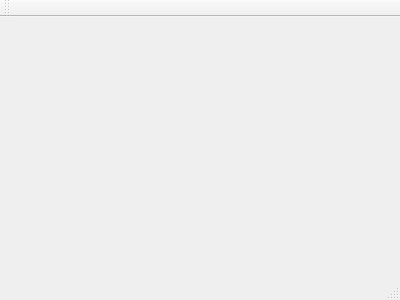
Above: mainwindow.ui from Johny-kann/CSMA-CD-Protocol-using-Qt-C-- before the change. Below: the same form after it.
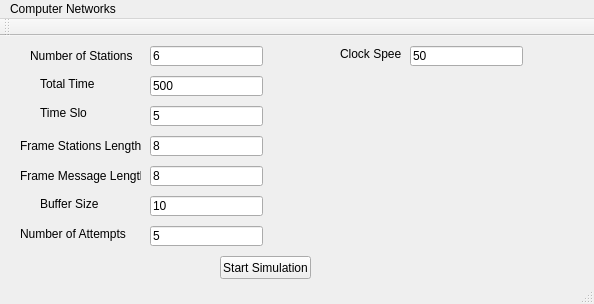
That is the form after the change.

```diff
--- a/mainwindow.ui
+++ b/mainwindow.ui
@@ -6,22 +6,233 @@
    <rect>
     <x>0</x>
     <y>0</y>
-    <width>400</width>
-    <height>300</height>
+    <width>594</width>
+    <height>304</height>
    </rect>
   </property>
   <property name="windowTitle">
    <string>MainWindow</string>
   </property>
   <widget class="QWidget" name="centralWidget">
-   <widget class="QWidget" name="widget" native="true">
+   <widget class="QPushButton" name="pushButton">
     <property name="geometry">
      <rect>
-      <x>130</x>
-      <y>20</y>
-      <width>241</width>
-      <height>181</height>
+      <x>220</x>
+      <y>220</y>
+      <width>91</width>
+      <height>23</height>
      </rect>
+    </property>
+    <property name="text">
+     <string>Start Simulation</string>
+    </property>
+   </widget>
+   <widget class="QLabel" name="label">
+    <property name="geometry">
+     <rect>
+      <x>40</x>
+      <y>40</y>
+      <width>61</width>
+      <height>16</height>
+     </rect>
+    </property>
+    <property name="text">
+     <string>Total Time</string>
+    </property>
+   </widget>
+   <widget class="QLabel" name="label_2">
+    <property name="geometry">
+     <rect>
+      <x>40</x>
+      <y>70</y>
+      <width>47</width>
+      <height>13</height>
+     </rect>
+    </property>
+    <property name="text">
+     <string>Time Slot</string>
+    </property>
+   </widget>
+   <widget class="QLabel" name="label_3">
+    <property name="geometry">
+     <rect>
+      <x>20</x>
+      <y>130</y>
+      <width>121</width>
+      <height>20</height>
+     </rect>
+    </property>
+    <property name="text">
+     <string>Frame Message Length</string>
+    </property>
+   </widget>
+   <widget class="QLabel" name="label_4">
+    <property name="geometry">
+     <rect>
+      <x>20</x>
+      <y>100</y>
+      <width>141</width>
+      <height>20</height>
+     </rect>
+    </property>
+    <property name="text">
+     <string>Frame Stations Length</string>
+    </property>
+   </widget>
+   <widget class="QLineEdit" name="totalTime">
+    <property name="geometry">
+     <rect>
+      <x>150</x>
+      <y>40</y>
+      <width>113</width>
+      <height>20</height>
+     </rect>
+    </property>
+    <property name="text">
+     <string>500</string>
+    </property>
+   </widget>
+   <widget class="QLineEdit" name="timeSlot">
+    <property name="geometry">
+     <rect>
+      <x>150</x>
+      <y>70</y>
+      <width>113</width>
+      <height>20</height>
+     </rect>
+    </property>
+    <property name="text">
+     <string>5</string>
+    </property>
+   </widget>
+   <widget class="QLineEdit" name="frameSource">
+    <property name="geometry">
+     <rect>
+      <x>150</x>
+      <y>100</y>
+      <width>113</width>
+      <height>20</height>
+     </rect>
+    </property>
+    <property name="text">
+     <string>8</string>
+    </property>
+   </widget>
+   <widget class="QLineEdit" name="frameMessage">
+    <property name="geometry">
+     <rect>
+      <x>150</x>
+      <y>130</y>
+      <width>113</width>
+      <height>20</height>
+     </rect>
+    </property>
+    <property name="text">
+     <string>8</string>
+    </property>
+   </widget>
+   <widget class="QLabel" name="label_5">
+    <property name="geometry">
+     <rect>
+      <x>40</x>
+      <y>160</y>
+      <width>71</width>
+      <height>16</height>
+     </rect>
+    </property>
+    <property name="text">
+     <string>Buffer Size</string>
+    </property>
+   </widget>
+   <widget class="QLineEdit" name="buffSize">
+    <property name="geometry">
+     <rect>
+      <x>150</x>
+      <y>160</y>
+      <width>113</width>
+      <height>20</height>
+     </rect>
+    </property>
+    <property name="text">
+     <string>10</string>
+    </property>
+   </widget>
+   <widget class="QLabel" name="label_6">
+    <property name="geometry">
+     <rect>
+      <x>20</x>
+      <y>190</y>
+      <width>111</width>
+      <height>16</height>
+     </rect>
+    </property>
+    <property name="text">
+     <string>Number of Attempts</string>
+    </property>
+   </widget>
+   <widget class="QLineEdit" name="noOfAttempts">
+    <property name="geometry">
+     <rect>
+      <x>150</x>
+      <y>190</y>
+      <width>113</width>
+      <height>20</height>
+     </rect>
+    </property>
+    <property name="text">
+     <string>5</string>
+    </property>
+   </widget>
+   <widget class="QLabel" name="label_7">
+    <property name="geometry">
+     <rect>
+      <x>340</x>
+      <y>10</y>
+      <width>61</width>
+      <height>16</height>
+     </rect>
+    </property>
+    <property name="text">
+     <string>Clock Speed</string>
+    </property>
+   </widget>
+   <widget class="QLineEdit" name="clockSpeed">
+    <property name="geometry">
+     <rect>
+      <x>410</x>
+      <y>10</y>
+      <width>113</width>
+      <height>20</height>
+     </rect>
+    </property>
+    <property name="text">
+     <string>50</string>
+    </property>
+   </widget>
+   <widget class="QLabel" name="label_8">
+    <property name="geometry">
+     <rect>
+      <x>30</x>
+      <y>10</y>
+      <width>111</width>
+      <height>20</height>
+     </rect>
+    </property>
+    <property name="text">
+     <string>Number of Stations</string>
+    </property>
+   </widget>
+   <widget class="QLineEdit" name="noOfStations">
+    <property name="geometry">
+     <rect>
+      <x>150</x>
+      <y>10</y>
+      <width>113</width>
+      <height>20</height>
+     </rect>
+    </property>
+    <property name="text">
+     <string>6</string>
     </property>
    </widget>
   </widget>
@@ -30,10 +241,16 @@
     <rect>
      <x>0</x>
      <y>0</y>
-     <width>400</width>
+     <width>594</width>
      <height>21</height>
     </rect>
    </property>
+   <widget class="QMenu" name="menuComputer_Networks">
+    <property name="title">
+     <string>Computer Networks</string>
+    </property>
+   </widget>
+   <addaction name="menuComputer_Networks"/>
   </widget>
   <widget class="QToolBar" name="mainToolBar">
    <attribute name="toolBarArea">
```
